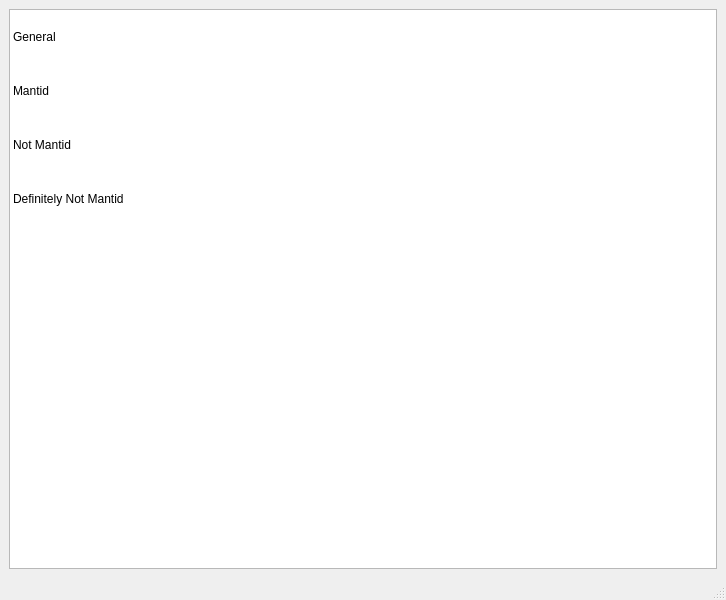
mantidproject/mantid, file qt/python/mantidqt/widgets/settings/untitled.ui: the form before one commit.
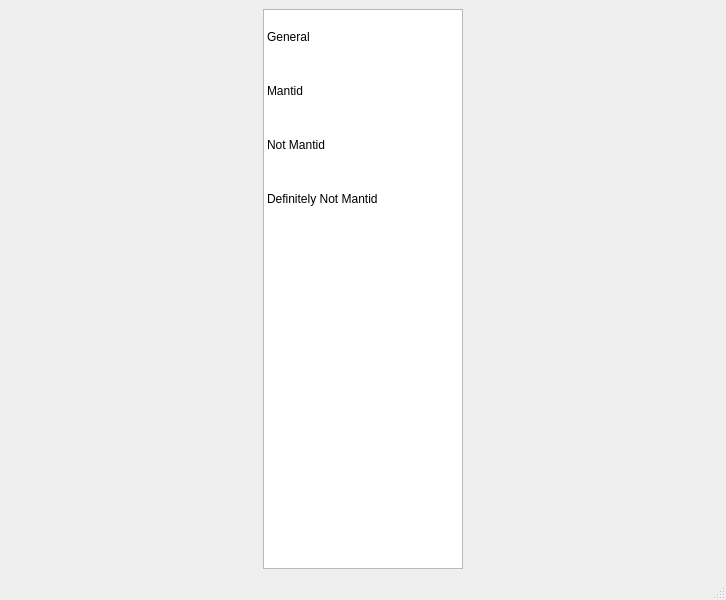
The form after the commit.

Patch:
```diff
--- a/qt/python/mantidqt/widgets/settings/untitled.ui
+++ b/qt/python/mantidqt/widgets/settings/untitled.ui
@@ -31,6 +31,18 @@
           <verstretch>0</verstretch>
          </sizepolicy>
         </property>
+        <property name="minimumSize">
+         <size>
+          <width>100</width>
+          <height>0</height>
+         </size>
+        </property>
+        <property name="maximumSize">
+         <size>
+          <width>200</width>
+          <height>16777215</height>
+         </size>
+        </property>
         <property name="styleSheet">
          <string notr="true">QListView {
     show-decoration-selected: 1;
```
